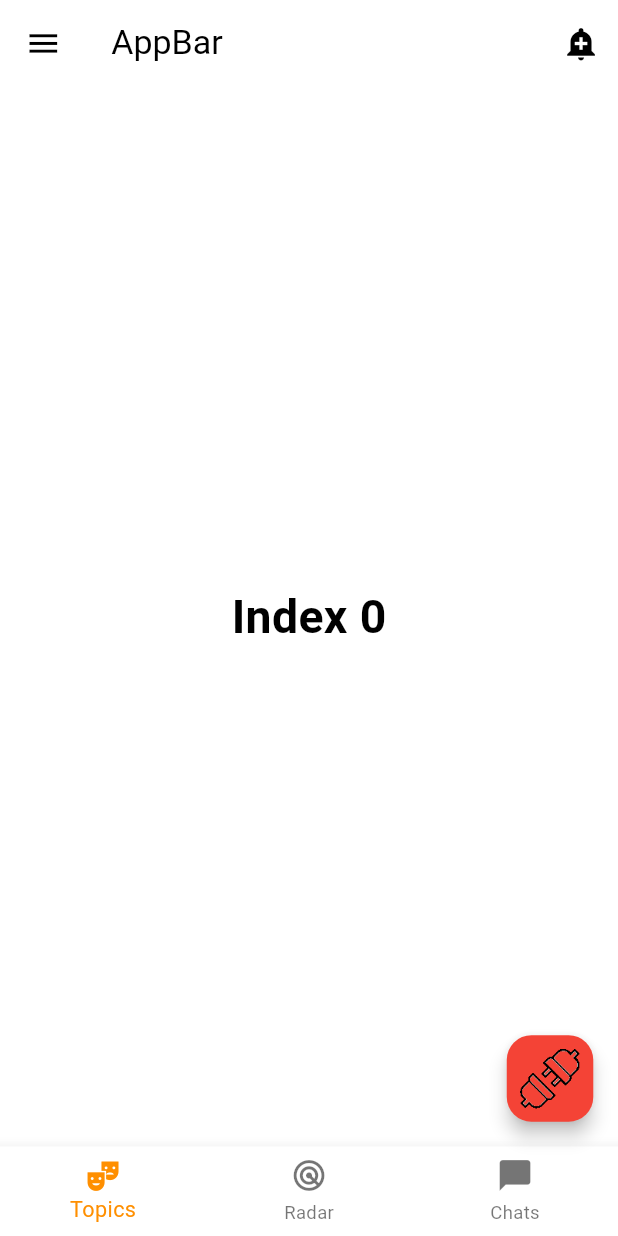
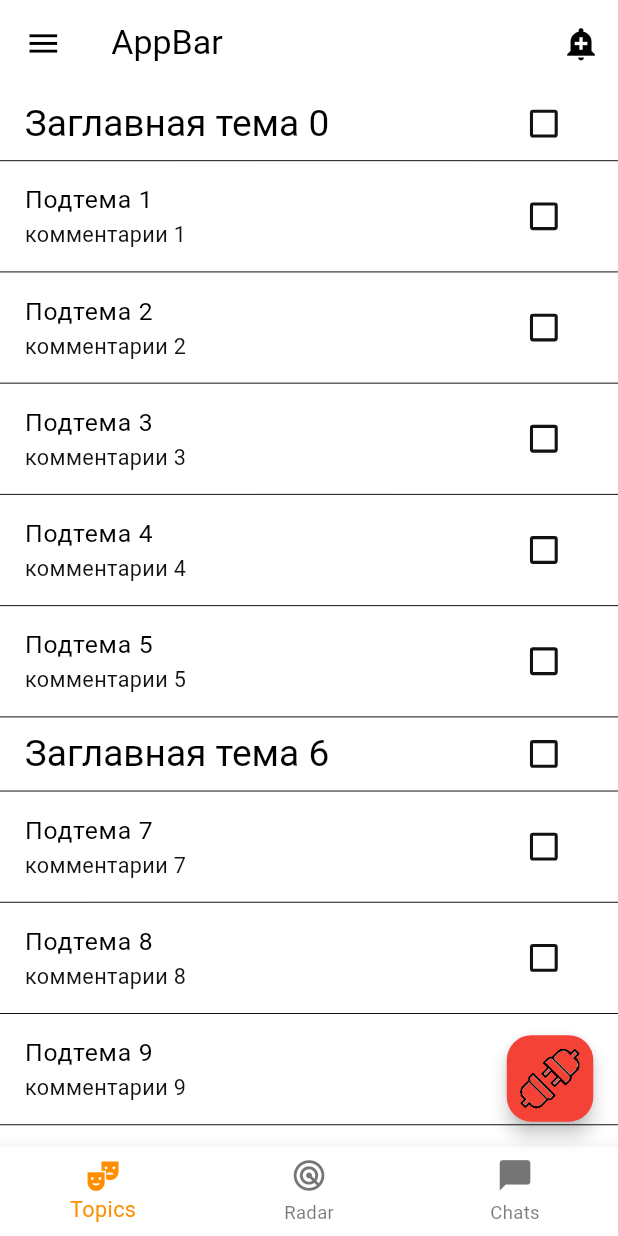
Before and after one commit to svlobachev/telechat_proto, a Flutter app: the screen it shows after launch, after a tap on "ENTER", on a phone screen of 412 x 824 dp. Run offline on Flutter 3.47's test engine with Material 2 defaults, Android fonts, the phone set to English and light mode, and no system bars; our stand-ins replace flex_color_scheme, get, responsive_framework.

Commit message:
added topicList

```diff
--- a/lib/widgets/navigation/bottom_navigation_bar/view/bottom_navigation_bar_view.dart
+++ b/lib/widgets/navigation/bottom_navigation_bar/view/bottom_navigation_bar_view.dart
@@ -1,6 +1,8 @@
 import 'package:flutter/material.dart';
 import 'package:get/get.dart';
 import 'package:telechat_proto/widgets/navigation/bottom_navigation_bar/controller/MyFloatingActionButtonController.dart';
+import 'package:telechat_proto/widgets/topics_list/model/topics_model.dart';
+import 'package:telechat_proto/widgets/topics_list/view/topics_view.dart';
 
 MyFloatingActionButtonController myFloatingActionButtonController =
     Get.put(MyFloatingActionButtonController());
@@ -18,10 +20,9 @@ class MyBottomNavigationBar extends StatelessWidget {
 
   static const TextStyle optionStyle =
       TextStyle(fontSize: 30, fontWeight: FontWeight.bold);
-  static const List<Widget> _widgetOptions = <Widget>[
-    Text(
-      'Index 0',
-      style: optionStyle,
+  static List<Widget> _widgetOptions = <Widget>[
+    TopicsView(
+      items: TopicsModel().items,
     ),
     Text(
       'Index 1',
--- /dev/null
+++ b/lib/widgets/topics_list/model/topics_model.dart
@@ -0,0 +1,102 @@
+import 'package:flutter/material.dart';
+import 'package:get/get.dart';
+
+class TopicsModel {
+  final List<ListItem> items = List<ListItem>.generate(
+    100,
+    (int i) => i % 6 == 0
+        ? HeadingItem('Заглавная тема $i', i)
+        : MessageItem('Подтема $i', 'комментарии $i', i),
+  );
+}
+
+abstract class ListItem {
+  /// The title line to show in a list item.
+  void buildId(int id);
+
+  Widget buildTitle(BuildContext context);
+
+  /// The subtitle line, if any, to show in a list item.
+  Widget buildSubtitle(BuildContext context);
+
+  Widget buildCheckbox(BuildContext context);
+}
+
+/// A ListItem that contains data to display a heading.
+class HeadingItem implements ListItem {
+  final String heading;
+  final int id;
+  RxBool _isCheckedHeading = false.obs;
+
+  HeadingItem(this.heading, this.id);
+
+  @override
+  void buildId(int id) {
+    print(id);
+  }
+
+  @override
+  Widget buildTitle(BuildContext context) {
+    return Text(
+      heading,
+      style: Theme.of(context).textTheme.headline5,
+    );
+  }
+
+  @override
+  Widget buildSubtitle(BuildContext context) => const SizedBox.shrink();
+
+  @override
+  Widget buildCheckbox(BuildContext context) => Checkbox(
+        // checkColor: Colors.white,
+        // fillColor: MaterialStateProperty.resolveWith(getColor),
+        onChanged: (bool? value) {
+          _isCheckedHeading.value = value!;
+          buildId(id);
+        },
+        value: _isCheckedHeading.value,
+      );
+
+  // @override
+  // Widget buildCheckbox(BuildContext context) => Checkbox(
+  //       // checkColor: Colors.white,
+  //       // fillColor: MaterialStateProperty.resolveWith(getColor),
+  //       onChanged: (bool? value) {
+  //         _isCheckedHeading.value = value!;
+  //       },
+  //       value: _isCheckedHeading.value,
+  //     );
+}
+
+/// A ListItem that contains data to display a message.
+class MessageItem implements ListItem {
+  final String sender;
+  final String body;
+  final int id;
+  final RxBool _isChecked = false.obs;
+
+  MessageItem(this.sender, this.body, this.id);
+
+  @override
+  void buildId(int id) {
+    print(id);
+  }
+
+  @override
+  Widget buildTitle(BuildContext context) => Text(sender);
+
+  @override
+  Widget buildSubtitle(BuildContext context) => Text(body);
+
+  @override
+  Widget buildCheckbox(BuildContext context) => Checkbox(
+        tristate: false,
+        // checkColor: Colors.white,
+        // fillColor: MaterialStateProperty.resolveWith(getColor),
+        onChanged: (bool? value) {
+          _isChecked.value = value!;
+          buildId(id);
+        },
+        value: _isChecked.value,
+      );
+}
--- /dev/null
+++ b/lib/widgets/topics_list/view/topics_view.dart
@@ -0,0 +1,41 @@
+import 'package:flutter/material.dart';
+import 'package:get/get.dart';
+import 'package:telechat_proto/widgets/topics_list/model/topics_model.dart';
+
+class TopicsView extends StatelessWidget {
+  final List<ListItem> items;
+
+  TopicsView({key, required this.items});
+
+  @override
+  Widget build(BuildContext context) {
+    // void _onChanged(bool? value) {
+    //   _isChecked.value = value!;
+    // }
+
+    return Scaffold(
+      body: ListView.separated(
+        separatorBuilder: (BuildContext context, int index) => Divider(
+          height: 0,
+          // color: Colors.blueGrey,
+          thickness: 0,
+        ),
+        // Let the ListView know how many items it needs to build.
+        itemCount: items.length,
+        // Provide a builder function. This is where the magic happens.
+        // Convert each item into a widget based on the type of item it is.
+        itemBuilder: (BuildContext context, int index) {
+          final ListItem item = items[index];
+
+          return ListTile(
+            title: item.buildTitle(context),
+            subtitle: item.buildSubtitle(context),
+            trailing: Obx(() => item.buildCheckbox(context)),
+          );
+        },
+      ),
+    );
+  }
+}
+
+/// The base class for the different types of items the list can contain.
```
